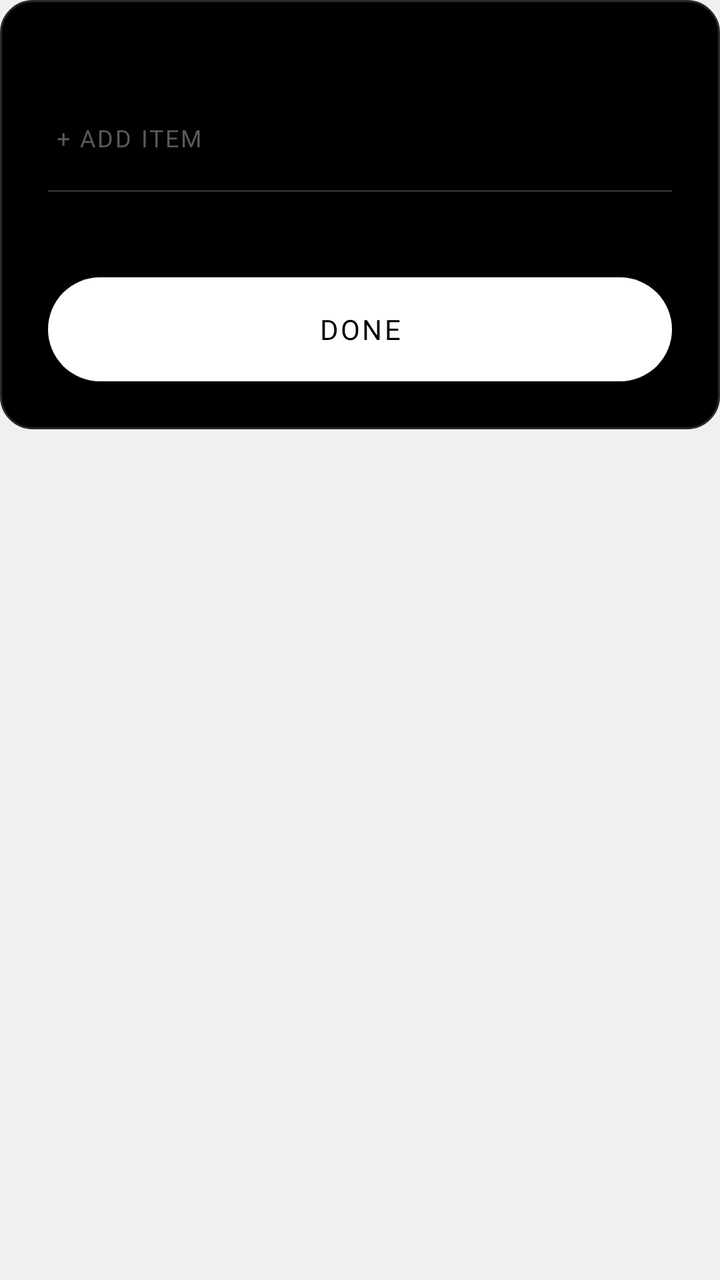
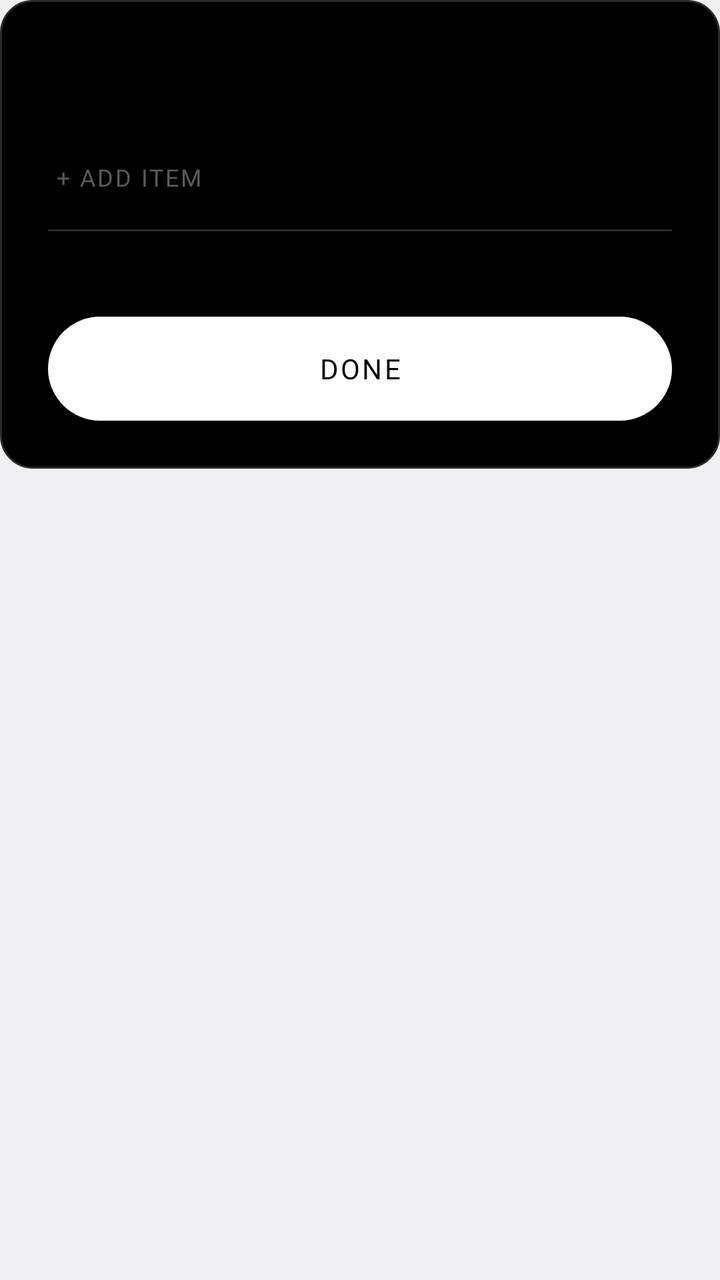

Screens rendered from an Android XML layout before and after an edit, with the pre-edit source and the edit as a unified diff.
<!-- AndroidManifest.xml: application theme android:Theme.DeviceDefault.DayNight -->
<!-- res/layout/itemize.xml -->
<?xml version="1.0" encoding="utf-8"?>
<ScrollView xmlns:android="http://schemas.android.com/apk/res/android"
    android:layout_width="match_parent"
    android:layout_height="wrap_content">

<LinearLayout
    android:layout_width="match_parent"
    android:layout_height="wrap_content"
    android:orientation="vertical"
    android:background="@drawable/dialog_bg"
    android:minWidth="320dp"
    android:padding="24dp">

    <TextView
        android:id="@+id/itemize_title"
        android:layout_width="wrap_content"
        android:layout_height="wrap_content"
        android:fontFamily="@font/space_mono"
        android:letterSpacing="0.08"
        android:textColor="#8F8F8F"
        android:textSize="11sp" />

    <LinearLayout
        android:id="@+id/bill_items"
        android:layout_width="match_parent"
        android:layout_height="wrap_content"
        android:layout_marginTop="8dp"
        android:orientation="vertical" />

    <TextView
        android:id="@+id/add_item"
        android:layout_width="wrap_content"
        android:layout_height="wrap_content"
        android:layout_marginTop="10dp"
        android:fontFamily="@font/space_mono"
        android:letterSpacing="0.08"
        android:padding="4dp"
        android:text="@string/add_item"
        android:textColor="#5A5A5A"
        android:textSize="12sp" />

    <View
        android:layout_width="match_parent"
        android:layout_height="1dp"
        android:layout_marginTop="14dp"
        android:background="#2A2A2A" />

    <TextView
        android:id="@+id/items_footer"
        android:layout_width="wrap_content"
        android:layout_height="wrap_content"
        android:layout_marginTop="12dp"
        android:fontFamily="@font/space_mono"
        android:letterSpacing="0.08"
        android:textColor="#8F8F8F"
        android:textSize="11sp" />

    <Button
        android:id="@+id/itemize_done"
        android:layout_width="match_parent"
        android:layout_height="52dp"
        android:layout_marginTop="16dp"
        android:background="@drawable/btn_primary"
        android:fontFamily="@font/space_mono_bold"
        android:letterSpacing="0.08"
        android:text="@string/itemize_done"
        android:textColor="#000000"
        android:textSize="14sp" />
</LinearLayout>
</ScrollView>
<!-- resources referenced by this layout -->
<resources>
  <!-- drawable btn_primary (drawable) -->
  <?xml version="1.0" encoding="utf-8"?>
  <shape xmlns:android="http://schemas.android.com/apk/res/android">
      <solid android:color="#FFFFFF" />
      <corners android:radius="26dp" />
  </shape>
  <!-- drawable dialog_bg (drawable) -->
  <?xml version="1.0" encoding="utf-8"?>
  <shape xmlns:android="http://schemas.android.com/apk/res/android">
      <solid android:color="#000000" />
      <stroke android:width="1dp" android:color="#2A2A2A" />
      <corners android:radius="16dp" />
  </shape>
  <string name="add_item">+ ADD ITEM</string>
  <string name="itemize_done">DONE</string>
</resources>

<!-- the commit's change to res/layout/itemize.xml (unified diff, before → after) -->
@@ -19,6 +19,16 @@
         android:letterSpacing="0.08"
         android:textColor="#8F8F8F"
         android:textSize="11sp" />
+
+    <TextView
+        android:id="@+id/itemize_legend"
+        android:layout_width="wrap_content"
+        android:layout_height="wrap_content"
+        android:layout_marginTop="6dp"
+        android:fontFamily="@font/space_mono"
+        android:letterSpacing="0.08"
+        android:textColor="#5A5A5A"
+        android:textSize="10sp" />
 
     <LinearLayout
         android:id="@+id/bill_items"
